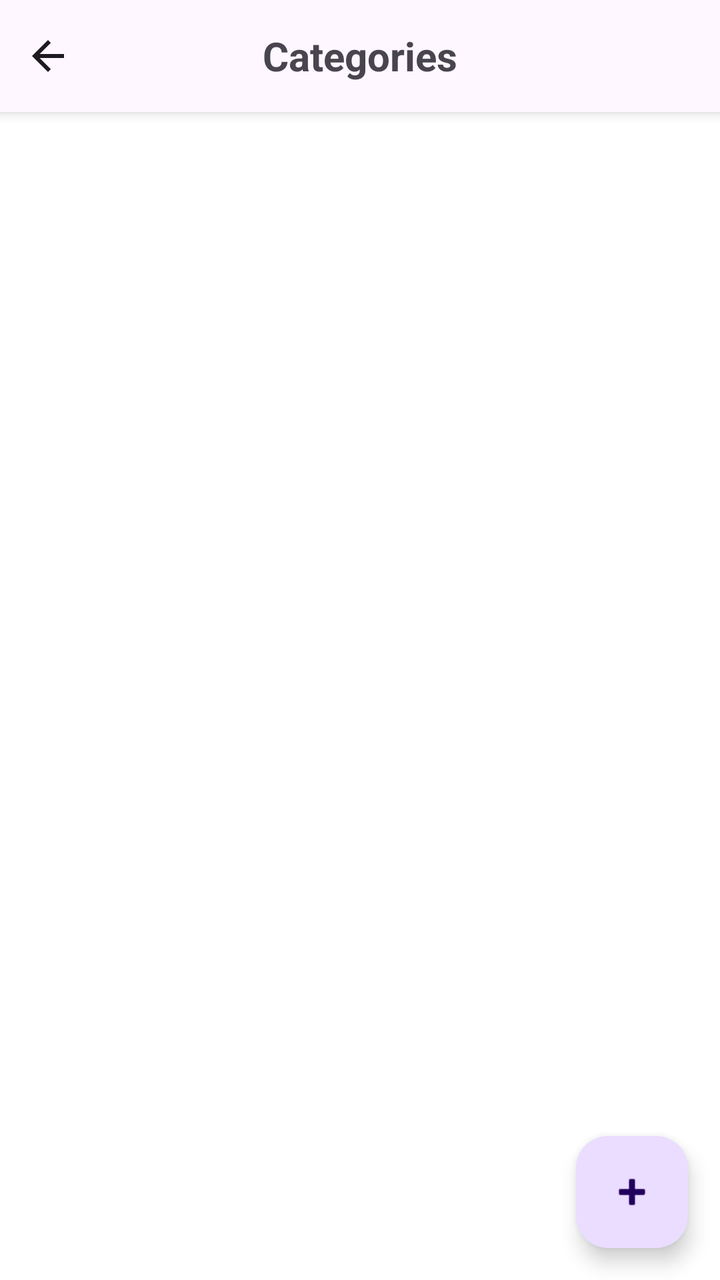
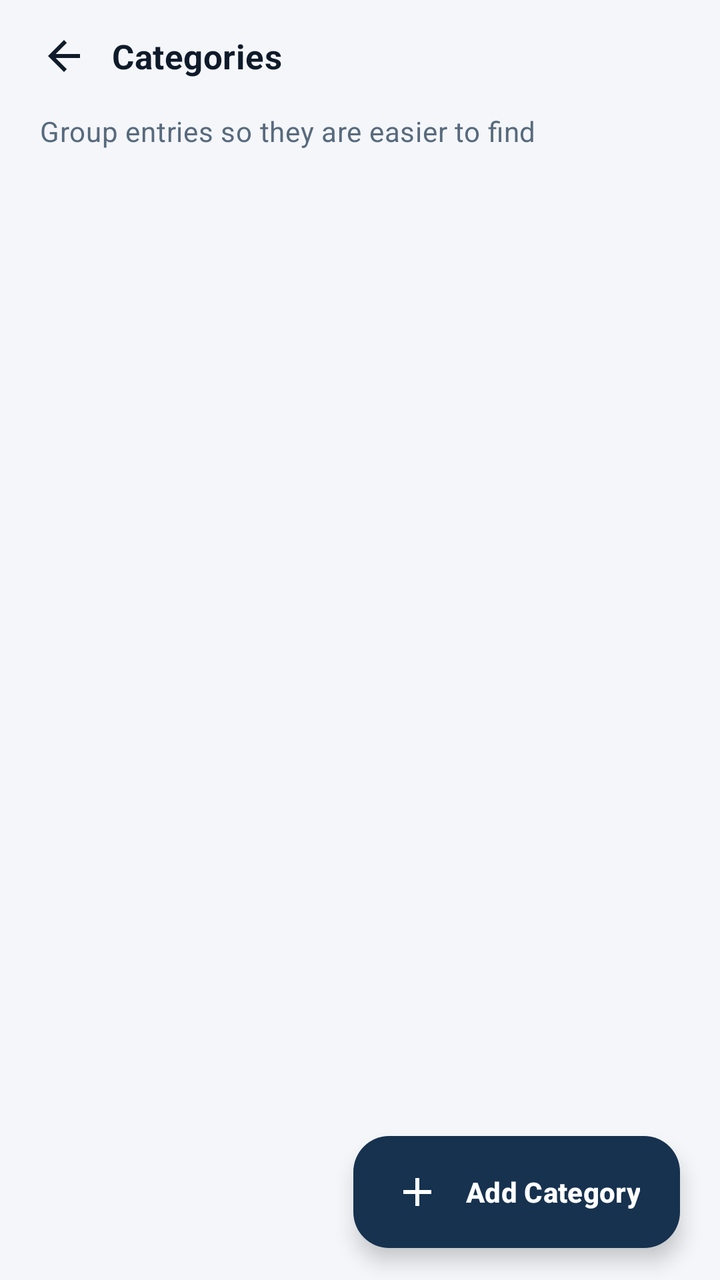

Before-and-after screenshots of an Android layout around one commit, followed by the original layout XML and the change that was made.
<!-- AndroidManifest.xml: application theme Theme.PasswordDisk -->
<!-- res/layout/fragment_categories.xml -->
<?xml version="1.0" encoding="utf-8"?>
<androidx.coordinatorlayout.widget.CoordinatorLayout
    xmlns:android="http://schemas.android.com/apk/res/android"
    xmlns:app="http://schemas.android.com/apk/res-auto"
    android:layout_width="match_parent"
    android:layout_height="match_parent">

    <LinearLayout
        android:layout_width="match_parent"
        android:layout_height="wrap_content"
        android:orientation="vertical">

        <LinearLayout
            android:layout_width="match_parent"
            android:layout_height="56dp"
            android:orientation="horizontal"
            android:gravity="center_vertical"
            android:background="?attr/colorSurface"
            android:elevation="4dp">

            <ImageButton
                android:id="@+id/backButton"
                android:layout_width="48dp"
                android:layout_height="48dp"
                android:background="?attr/selectableItemBackgroundBorderless"
                android:src="@drawable/ic_arrow_back"
                android:contentDescription="@string/back" />

            <TextView
                android:gravity="center"
                android:layout_width="0dp"
                android:layout_height="wrap_content"
                android:layout_weight="1"
                android:text="@string/categories"
                android:textSize="20sp"
                android:textStyle="bold" />

            <View
                android:layout_width="48dp"
                android:layout_height="48dp" />

        </LinearLayout>

        <FrameLayout
            android:layout_width="match_parent"
            android:layout_height="0dp"
            android:layout_weight="1">

            <androidx.recyclerview.widget.RecyclerView
                android:id="@+id/recyclerView"
                android:layout_width="match_parent"
                android:layout_height="match_parent"
                android:clipToPadding="false"
                android:padding="8dp" />

            <TextView
                android:id="@+id/emptyView"
                android:layout_width="wrap_content"
                android:layout_height="wrap_content"
                android:layout_gravity="center"
                android:text="@string/no_categories"
                android:textSize="18sp"
                android:visibility="gone" />

        </FrameLayout>

    </LinearLayout>

    <com.google.android.material.floatingactionbutton.FloatingActionButton
        android:id="@+id/fabAdd"
        android:layout_width="wrap_content"
        android:layout_height="wrap_content"
        android:layout_gravity="bottom|end"
        android:layout_margin="16dp"
        android:contentDescription="@string/add_category"
        app:srcCompat="@android:drawable/ic_input_add" />

</androidx.coordinatorlayout.widget.CoordinatorLayout>
<!-- resources referenced by this layout -->
<resources>
  <string name="no_categories">No custom categories</string>
  <style name="Theme.PasswordDisk" parent="Theme.Material3.DayNight.NoActionBar">
          <item name="colorPrimary">@color/blue</item>
          <item name="colorPrimaryDark">@color/blue</item>
          <item name="colorAccent">@color/teal_200</item>
          <item name="android:statusBarColor">?attr/colorPrimaryDark</item>
          <item name="android:windowBackground">@color/background</item>
          <item name="bottomNavigationStyle">@style/BottomNavStyle</item>
          <item name="materialCardViewStyle">@style/CardStyle</item>
      </style>
  <color name="blue">#FF479CF7</color>
  <color name="teal_200">#FF03DAC5</color>
  <color name="background">#FFFFFFFF</color>
  <style name="BottomNavStyle" parent="Widget.Material3.BottomNavigationView">
          <item name="android:background">@color/white</item>
          <item name="itemActiveIndicatorStyle">@style/BottomNavIndicatorStyle</item>
      </style>
  <style name="CardStyle" parent="Widget.Material3.CardView.Elevated">
          <item name="cardBackgroundColor">#F5F5F5</item>
      </style>
  <color name="white">#FFFFFFFF</color>
  <style name="BottomNavIndicatorStyle" parent="Widget.Material3.BottomNavigationView.ActiveIndicator">
          <item name="android:color">#E0E0E0</item>
      </style>
  <!-- unchanged entries left out for length: 4 -->
</resources>

<!-- the commit's change to res/layout/fragment_categories.xml (unified diff, before → after) -->
@@ -1,45 +1,52 @@
 <?xml version="1.0" encoding="utf-8"?>
-<androidx.coordinatorlayout.widget.CoordinatorLayout
-    xmlns:android="http://schemas.android.com/apk/res/android"
+<androidx.coordinatorlayout.widget.CoordinatorLayout xmlns:android="http://schemas.android.com/apk/res/android"
     xmlns:app="http://schemas.android.com/apk/res-auto"
     android:layout_width="match_parent"
-    android:layout_height="match_parent">
+    android:layout_height="match_parent"
+    android:background="?android:attr/colorBackground">
 
     <LinearLayout
         android:layout_width="match_parent"
-        android:layout_height="wrap_content"
+        android:layout_height="match_parent"
         android:orientation="vertical">
 
         <LinearLayout
             android:layout_width="match_parent"
-            android:layout_height="56dp"
+            android:layout_height="@dimen/top_bar_height"
+            android:gravity="center_vertical"
             android:orientation="horizontal"
-            android:gravity="center_vertical"
-            android:background="?attr/colorSurface"
-            android:elevation="4dp">
+            android:paddingStart="8dp"
+            android:paddingEnd="8dp">
 
             <ImageButton
                 android:id="@+id/backButton"
                 android:layout_width="48dp"
                 android:layout_height="48dp"
                 android:background="?attr/selectableItemBackgroundBorderless"
+                android:contentDescription="@string/back"
                 android:src="@drawable/ic_arrow_back"
-                android:contentDescription="@string/back" />
+                app:tint="?attr/colorOnSurface" />
 
             <TextView
-                android:gravity="center"
                 android:layout_width="0dp"
                 android:layout_height="wrap_content"
                 android:layout_weight="1"
                 android:text="@string/categories"
-                android:textSize="20sp"
-                android:textStyle="bold" />
-
-            <View
-                android:layout_width="48dp"
-                android:layout_height="48dp" />
+                android:textAppearance="@style/TextAppearance.PasswordDisk.Title"
+                android:textColor="?attr/colorOnSurface"
+                android:textSize="17sp" />
 
         </LinearLayout>
+
+        <TextView
+            android:layout_width="match_parent"
+            android:layout_height="wrap_content"
+            android:paddingStart="@dimen/screen_padding"
+            android:paddingEnd="@dimen/screen_padding"
+            android:paddingBottom="@dimen/space_xs"
+            android:text="@string/categories_subtitle"
+            android:textAppearance="@style/TextAppearance.PasswordDisk.Body"
+            android:textColor="?attr/colorOnSurfaceVariant" />
 
         <FrameLayout
             android:layout_width="match_parent"
@@ -51,28 +58,62 @@
                 android:layout_width="match_parent"
                 android:layout_height="match_parent"
                 android:clipToPadding="false"
-                android:padding="8dp" />
+                android:paddingStart="@dimen/screen_padding"
+                android:paddingTop="@dimen/space_md"
+                android:paddingEnd="@dimen/screen_padding"
+                android:paddingBottom="96dp"
+                android:scrollbars="none" />
 
-            <TextView
+            <LinearLayout
                 android:id="@+id/emptyView"
-                android:layout_width="wrap_content"
+                android:layout_width="match_parent"
                 android:layout_height="wrap_content"
                 android:layout_gravity="center"
-                android:text="@string/no_categories"
-                android:textSize="18sp"
-                android:visibility="gone" />
+                android:gravity="center_horizontal"
+                android:orientation="vertical"
+                android:paddingStart="@dimen/space_2xl"
+                android:paddingEnd="@dimen/space_2xl"
+                android:visibility="gone">
+
+                <FrameLayout
+                    android:layout_width="84dp"
+                    android:layout_height="84dp"
+                    android:background="@drawable/bg_circle_soft">
+
+                    <ImageView
+                        android:layout_width="34dp"
+                        android:layout_height="34dp"
+                        android:layout_gravity="center"
+                        android:contentDescription="@null"
+                        android:src="@drawable/ic_cat_folder"
+                        app:tint="?attr/colorPrimary" />
+                </FrameLayout>
+
+                <TextView
+                    android:layout_width="wrap_content"
+                    android:layout_height="wrap_content"
+                    android:layout_marginTop="@dimen/space_lg"
+                    android:gravity="center"
+                    android:text="@string/no_categories_hint"
+                    android:textAppearance="@style/TextAppearance.PasswordDisk.Body"
+                    android:textColor="?attr/colorOnSurfaceVariant" />
+
+            </LinearLayout>
 
         </FrameLayout>
 
     </LinearLayout>
 
-    <com.google.android.material.floatingactionbutton.FloatingActionButton
+    <com.google.android.material.floatingactionbutton.ExtendedFloatingActionButton
         android:id="@+id/fabAdd"
+        style="@style/Widget.PasswordDisk.ExtendedFab"
         android:layout_width="wrap_content"
         android:layout_height="wrap_content"
         android:layout_gravity="bottom|end"
-        android:layout_margin="16dp"
+        android:layout_marginEnd="@dimen/screen_padding"
+        android:layout_marginBottom="@dimen/space_lg"
         android:contentDescription="@string/add_category"
-        app:srcCompat="@android:drawable/ic_input_add" />
+        android:text="@string/add_category"
+        app:icon="@drawable/ic_add" />
 
 </androidx.coordinatorlayout.widget.CoordinatorLayout>
<!-- resource entries referenced after the edit -->
@@ -1,28 +1,221 @@
 <!-- resources referenced by this layout -->
 <resources>
-  <string name="no_categories">No custom categories</string>
-  <style name="Theme.PasswordDisk" parent="Theme.Material3.DayNight.NoActionBar">
-          <item name="colorPrimary">@color/blue</item>
-          <item name="colorPrimaryDark">@color/blue</item>
-          <item name="colorAccent">@color/teal_200</item>
-          <item name="android:statusBarColor">?attr/colorPrimaryDark</item>
+  <dimen name="screen_padding">20dp</dimen>
+  <dimen name="space_2xl">24dp</dimen>
+  <dimen name="space_lg">16dp</dimen>
+  <dimen name="space_md">12dp</dimen>
+  <dimen name="space_xs">4dp</dimen>
+  <dimen name="top_bar_height">56dp</dimen>
+  <!-- drawable bg_circle_soft (drawable) -->
+  <?xml version="1.0" encoding="utf-8"?>
+  <shape xmlns:android="http://schemas.android.com/apk/res/android" android:shape="oval">
+      <solid android:color="@color/color_surface_variant" />
+  </shape>
+  <!-- drawable ic_add (drawable) -->
+  <vector xmlns:android="http://schemas.android.com/apk/res/android"
+      android:width="24dp"
+      android:height="24dp"
+      android:viewportWidth="24"
+      android:viewportHeight="24">
+      <path
+          android:fillColor="#FF000000"
+          android:pathData="M19,13h-6v6h-2v-6H5v-2h6V5h2v6h6z" />
+  </vector>
+  <!-- drawable ic_cat_folder (drawable) -->
+  <vector xmlns:android="http://schemas.android.com/apk/res/android"
+      android:width="24dp"
+      android:height="24dp"
+      android:viewportWidth="24"
+      android:viewportHeight="24">
+      <path
+          android:fillColor="#FF000000"
+          android:pathData="M10,4H4c-1.1,0 -1.99,0.9 -1.99,2L2,18c0,1.1 0.9,2 2,2h16c1.1,0 2,-0.9 2,-2V8c0,-1.1 -0.9,-2 -2,-2h-8l-2,-2z" />
+  </vector>
+  <string name="categories_subtitle">Group entries so they are easier to find</string>
+  <string name="no_categories_hint">No custom categories yet.\nTap the button below to add one.</string>
+  <style name="TextAppearance.PasswordDisk.Body" parent="TextAppearance.Material3.BodyMedium">
+          <item name="android:textSize">14sp</item>
+          <item name="android:fontFamily">sans-serif</item>
+      </style>
+  <style name="TextAppearance.PasswordDisk.Title" parent="TextAppearance.Material3.TitleMedium">
+          <item name="android:textSize">16sp</item>
+          <item name="android:textStyle">bold</item>
+          <item name="android:fontFamily">sans-serif-medium</item>
+      </style>
+  <style name="Widget.PasswordDisk.ExtendedFab" parent="Widget.Material3.ExtendedFloatingActionButton.Primary">
+          <item name="backgroundTint">?attr/colorPrimary</item>
+          <item name="android:textColor">?attr/colorOnPrimary</item>
+          <item name="iconTint">?attr/colorOnPrimary</item>
+          <item name="shapeAppearanceOverlay">@style/ShapeAppearance.PasswordDisk.Fab</item>
+          <item name="android:textSize">14sp</item>
+          <item name="android:fontFamily">sans-serif-medium</item>
+          <item name="android:textStyle">bold</item>
+          <item name="elevation">6dp</item>
+      </style>
+  <style name="Theme.PasswordDisk" parent="Base.Theme.PasswordDisk">
+          <item name="android:statusBarColor">@android:color/transparent</item>
+          <item name="android:navigationBarColor">@android:color/transparent</item>
+          <item name="android:windowLightStatusBar">true</item>
+          <item name="android:windowLightNavigationBar" tools:targetApi="o_mr1">true</item>
+      </style>
+  <color name="color_surface_variant">#EBF0F7</color>
+  <style name="ShapeAppearance.PasswordDisk.Fab" parent="">
+          <item name="cornerFamily">rounded</item>
+          <item name="cornerSize">@dimen/radius_md</item>
+      </style>
+  <style name="Base.Theme.PasswordDisk" parent="Theme.Material3.DayNight.NoActionBar">
+  
+          <item name="colorPrimary">@color/color_primary</item>
+          <item name="colorOnPrimary">@color/color_on_primary</item>
+          <item name="colorPrimaryContainer">@color/color_primary_container</item>
+          <item name="colorOnPrimaryContainer">@color/color_on_primary_container</item>
+  
+          <item name="colorSecondary">@color/color_secondary</item>
+          <item name="colorOnSecondary">@color/color_on_secondary</item>
+          <item name="colorSecondaryContainer">@color/color_secondary_container</item>
+          <item name="colorOnSecondaryContainer">@color/color_on_secondary_container</item>
+  
+          <item name="colorTertiary">@color/color_tertiary</item>
+          <item name="colorOnTertiary">@color/color_on_tertiary</item>
+          <item name="colorTertiaryContainer">@color/color_tertiary_container</item>
+          <item name="colorOnTertiaryContainer">@color/color_on_tertiary_container</item>
+  
+          <item name="colorError">@color/color_error</item>
+          <item name="colorOnError">@color/color_on_error</item>
+          <item name="colorErrorContainer">@color/color_error_container</item>
+          <item name="colorOnErrorContainer">@color/color_on_error_container</item>
+  
+          <item name="android:colorBackground">@color/background</item>
+          <item name="colorOnBackground">@color/color_on_background</item>
+          <item name="colorSurface">@color/color_surface</item>
+          <item name="colorOnSurface">@color/color_on_surface</item>
+          <item name="colorSurfaceVariant">@color/color_surface_variant</item>
+          <item name="colorOnSurfaceVariant">@color/color_on_surface_variant</item>
+          <item name="colorOutline">@color/color_outline</item>
+  
           <item name="android:windowBackground">@color/background</item>
-          <item name="bottomNavigationStyle">@style/BottomNavStyle</item>
-          <item name="materialCardViewStyle">@style/CardStyle</item>
-      </style>
-  <color name="blue">#FF479CF7</color>
-  <color name="teal_200">#FF03DAC5</color>
-  <color name="background">#FFFFFFFF</color>
-  <style name="BottomNavStyle" parent="Widget.Material3.BottomNavigationView">
-          <item name="android:background">@color/white</item>
-          <item name="itemActiveIndicatorStyle">@style/BottomNavIndicatorStyle</item>
-      </style>
-  <style name="CardStyle" parent="Widget.Material3.CardView.Elevated">
-          <item name="cardBackgroundColor">#F5F5F5</item>
-      </style>
-  <color name="white">#FFFFFFFF</color>
-  <style name="BottomNavIndicatorStyle" parent="Widget.Material3.BottomNavigationView.ActiveIndicator">
-          <item name="android:color">#E0E0E0</item>
+          <item name="android:forceDarkAllowed" tools:targetApi="q">false</item>
+          <item name="android:enforceStatusBarContrast" tools:targetApi="q">false</item>
+          <item name="android:enforceNavigationBarContrast" tools:targetApi="q">false</item>
+  
+          <item name="bottomNavigationStyle">@style/Widget.PasswordDisk.BottomNav</item>
+          <item name="materialCardViewStyle">@style/Widget.PasswordDisk.Card</item>
+          <item name="materialAlertDialogTheme">@style/ThemeOverlay.PasswordDisk.Dialog</item>
+          <item name="bottomSheetDialogTheme">@style/ThemeOverlay.PasswordDisk.BottomSheet</item>
+          <item name="materialButtonStyle">@style/Widget.PasswordDisk.Button</item>
+          <item name="chipStyle">@style/Widget.PasswordDisk.Chip</item>
+          <item name="android:fontFamily">sans-serif</item>
+      </style>
+  <dimen name="radius_md">18dp</dimen>
+  <color name="color_primary">#16324F</color>
+  <color name="color_on_primary">#FFFFFF</color>
+  <color name="color_primary_container">#D9E5F3</color>
+  <color name="color_on_primary_container">#071B2E</color>
+  <color name="color_secondary">#0E9F6E</color>
+  <color name="color_on_secondary">#FFFFFF</color>
+  <color name="color_secondary_container">#C6F1E1</color>
+  <color name="color_on_secondary_container">#00382A</color>
+  <color name="color_tertiary">#5B4BC4</color>
+  <color name="color_on_tertiary">#FFFFFF</color>
+  <color name="color_tertiary_container">#E6E1FF</color>
+  <color name="color_on_tertiary_container">#1C1550</color>
+  <color name="color_error">#BA1A1A</color>
+  <color name="color_on_error">#FFFFFF</color>
+  <color name="color_error_container">#FFDAD6</color>
+  <color name="color_on_error_container">#410002</color>
+  <color name="background">#F4F6FA</color>
+  <color name="color_on_background">#0F1B2A</color>
+  <color name="color_surface">#FFFFFF</color>
+  <color name="color_on_surface">#0F1B2A</color>
+  <color name="color_on_surface_variant">#586A7D</color>
+  <color name="color_outline">#C9D4E2</color>
+  <style name="Widget.PasswordDisk.BottomNav" parent="Widget.Material3.BottomNavigationView">
+          <item name="android:background">?attr/colorSurface</item>
+          <item name="itemIconTint">@color/bottom_nav_item_color</item>
+          <item name="itemTextColor">@color/bottom_nav_item_color</item>
+          <item name="itemActiveIndicatorStyle">@style/Widget.PasswordDisk.BottomNavIndicator</item>
+          <item name="itemTextAppearanceActive">@style/TextAppearance.PasswordDisk.NavLabel.Active</item>
+          <item name="itemTextAppearanceInactive">@style/TextAppearance.PasswordDisk.NavLabel</item>
+          <item name="elevation">0dp</item>
+      </style>
+  <style name="Widget.PasswordDisk.Card" parent="Widget.Material3.CardView.Filled">
+          <item name="cardBackgroundColor">?attr/colorSurface</item>
+          <item name="cardCornerRadius">@dimen/radius_lg</item>
+          <item name="cardElevation">0dp</item>
+          <item name="strokeWidth">1dp</item>
+          <item name="strokeColor">@color/color_outline_variant</item>
+          <item name="rippleColor">?attr/colorSurfaceVariant</item>
+          <item name="android:stateListAnimator">@null</item>
+      </style>
+  <style name="ThemeOverlay.PasswordDisk.Dialog" parent="ThemeOverlay.Material3.MaterialAlertDialog">
+          <item name="shapeAppearanceOverlay">@style/ShapeAppearance.PasswordDisk.Dialog</item>
+          <item name="android:backgroundTint">?attr/colorSurface</item>
+      </style>
+  <style name="ThemeOverlay.PasswordDisk.BottomSheet" parent="ThemeOverlay.Material3.BottomSheetDialog">
+          <item name="bottomSheetStyle">@style/Widget.PasswordDisk.BottomSheet</item>
+      </style>
+  <style name="Widget.PasswordDisk.Button" parent="Widget.Material3.Button">
+          <item name="android:minHeight">@dimen/button_height</item>
+          <item name="android:insetTop">0dp</item>
+          <item name="android:insetBottom">0dp</item>
+          <item name="cornerRadius">@dimen/radius_sm</item>
+          <item name="android:textSize">15sp</item>
+          <item name="android:textStyle">bold</item>
+          <item name="android:fontFamily">sans-serif-medium</item>
+          <item name="android:letterSpacing">0.01</item>
+          <item name="iconSize">20dp</item>
+          <item name="iconPadding">8dp</item>
+      </style>
+  <style name="Widget.PasswordDisk.Chip" parent="Widget.Material3.Chip.Filter">
+          <item name="chipCornerRadius">@dimen/radius_sm</item>
+          <item name="chipMinHeight">38dp</item>
+          <item name="chipMinTouchTargetSize">44dp</item>
+          <item name="chipStartPadding">14dp</item>
+          <item name="chipEndPadding">14dp</item>
+          <item name="android:textSize">13sp</item>
+          <item name="android:fontFamily">sans-serif-medium</item>
+          <item name="chipStrokeWidth">1dp</item>
+          <item name="chipStrokeColor">@color/chip_stroke</item>
+          <item name="chipBackgroundColor">@color/chip_background</item>
+          <item name="android:textColor">@color/chip_text</item>
+          <item name="checkedIconVisible">false</item>
+      </style>
+  <style name="Widget.PasswordDisk.BottomNavIndicator" parent="Widget.Material3.BottomNavigationView.ActiveIndicator">
+          <item name="android:color">?attr/colorPrimaryContainer</item>
+          <item name="android:width">60dp</item>
+          <item name="android:height">30dp</item>
+          <item name="shapeAppearance">@style/ShapeAppearance.PasswordDisk.Pill</item>
+      </style>
+  <style name="TextAppearance.PasswordDisk.NavLabel.Active" parent="TextAppearance.PasswordDisk.NavLabel">
+          <item name="android:textStyle">bold</item>
+      </style>
+  <style name="TextAppearance.PasswordDisk.NavLabel" parent="TextAppearance.Material3.LabelMedium">
+          <item name="android:textSize">11sp</item>
+          <item name="android:fontFamily">sans-serif-medium</item>
+      </style>
+  <dimen name="radius_lg">22dp</dimen>
+  <color name="color_outline_variant">#E3EAF3</color>
+  <style name="ShapeAppearance.PasswordDisk.Dialog" parent="">
+          <item name="cornerFamily">rounded</item>
+          <item name="cornerSize">@dimen/radius_xl</item>
+      </style>
+  <style name="Widget.PasswordDisk.BottomSheet" parent="Widget.Material3.BottomSheet.Modal">
+          <item name="shapeAppearanceOverlay">@style/ShapeAppearance.PasswordDisk.Sheet</item>
+          <item name="backgroundTint">?attr/colorSurface</item>
+      </style>
+  <dimen name="button_height">52dp</dimen>
+  <dimen name="radius_sm">14dp</dimen>
+  <style name="ShapeAppearance.PasswordDisk.Pill" parent="">
+          <item name="cornerFamily">rounded</item>
+          <item name="cornerSize">50%</item>
+      </style>
+  <dimen name="radius_xl">28dp</dimen>
+  <style name="ShapeAppearance.PasswordDisk.Sheet" parent="">
+          <item name="cornerFamily">rounded</item>
+          <item name="cornerSizeTopLeft">@dimen/radius_xl</item>
+          <item name="cornerSizeTopRight">@dimen/radius_xl</item>
+          <item name="cornerSizeBottomLeft">0dp</item>
+          <item name="cornerSizeBottomRight">0dp</item>
       </style>
   <!-- unchanged entries left out for length: 4 -->
 </resources>
